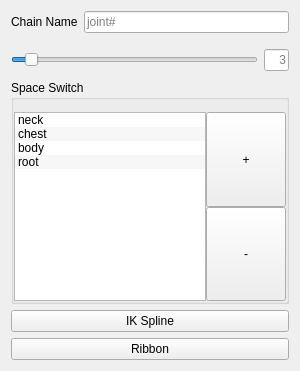
This is tools/neck.ui in a772bNsz/Rigging-Tools as Qt 5 draws it before an edit. The edited form follows.
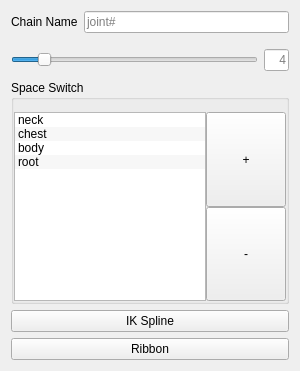
This is the edited form.

Commit message: space_switch()

```diff
--- a/tools/neck.ui
+++ b/tools/neck.ui
@@ -67,7 +67,7 @@
         <number>20</number>
        </property>
        <property name="sliderPosition">
-        <number>3</number>
+        <number>4</number>
        </property>
        <property name="orientation">
         <enum>Qt::Horizontal</enum>
@@ -101,7 +101,7 @@
         <set>Qt::AlignRight|Qt::AlignTrailing|Qt::AlignVCenter</set>
        </property>
        <property name="placeholderText">
-        <string>3</string>
+        <string>4</string>
        </property>
       </widget>
      </item>
```
The commit also changes 2 other files.
